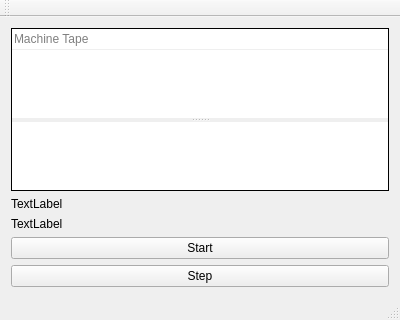
This is TuringMachine/mainwindow.ui in RicardoBusta/teoria-computacao-ufc as Qt 5 draws it before an edit. The edited form follows.
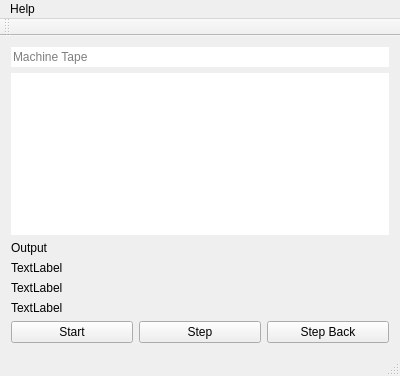
This is the edited form.

What changed in the file:
```diff
--- a/TuringMachine/mainwindow.ui
+++ b/TuringMachine/mainwindow.ui
@@ -7,7 +7,7 @@
     <x>0</x>
     <y>0</y>
     <width>400</width>
-    <height>300</height>
+    <height>376</height>
    </rect>
   </property>
   <property name="windowTitle">
@@ -16,27 +16,6 @@
   <widget class="QWidget" name="centralWidget">
    <layout class="QVBoxLayout" name="verticalLayout">
     <item>
-     <widget class="QFrame" name="machine_programming">
-      <property name="autoFillBackground">
-       <bool>true</bool>
-      </property>
-      <property name="styleSheet">
-       <string notr="true"/>
-      </property>
-      <property name="frameShape">
-       <enum>QFrame::Box</enum>
-      </property>
-      <property name="frameShadow">
-       <enum>QFrame::Plain</enum>
-      </property>
-      <layout class="QVBoxLayout" name="verticalLayout_2" stretch="0,0">
-       <property name="spacing">
-        <number>1</number>
-       </property>
-       <property name="margin">
-        <number>0</number>
-       </property>
-       <item>
         <widget class="QLineEdit" name="machine_tape">
          <property name="frame">
           <bool>false</bool>
@@ -47,27 +26,11 @@
         </widget>
        </item>
        <item>
-        <widget class="QSplitter" name="splitter">
-         <property name="frameShape">
-          <enum>QFrame::NoFrame</enum>
-         </property>
-         <property name="orientation">
-          <enum>Qt::Vertical</enum>
-         </property>
-         <property name="opaqueResize">
-          <bool>true</bool>
-         </property>
-         <property name="handleWidth">
-          <number>4</number>
-         </property>
-         <property name="childrenCollapsible">
-          <bool>false</bool>
-         </property>
          <widget class="QTextEdit" name="machine_input">
           <property name="sizePolicy">
            <sizepolicy hsizetype="Expanding" vsizetype="Expanding">
             <horstretch>0</horstretch>
-            <verstretch>2</verstretch>
+        <verstretch>10</verstretch>
            </sizepolicy>
           </property>
           <property name="autoFillBackground">
@@ -95,46 +58,29 @@
            <string>&lt;!DOCTYPE HTML PUBLIC &quot;-//W3C//DTD HTML 4.0//EN&quot; &quot;http://www.w3.org/TR/REC-html40/strict.dtd&quot;&gt;
 &lt;html&gt;&lt;head&gt;&lt;meta name=&quot;qrichtext&quot; content=&quot;1&quot; /&gt;&lt;style type=&quot;text/css&quot;&gt;
 p, li { white-space: pre-wrap; }
-&lt;/style&gt;&lt;/head&gt;&lt;body style=&quot; font-family:'Ubuntu'; font-size:11pt; font-weight:400; font-style:normal;&quot;&gt;
-&lt;p style=&quot;-qt-paragraph-type:empty; margin-top:0px; margin-bottom:0px; margin-left:0px; margin-right:0px; -qt-block-indent:0; text-indent:0px; font-family:'MS Shell Dlg 2'; font-size:8pt;&quot;&gt;&lt;br /&gt;&lt;/p&gt;&lt;/body&gt;&lt;/html&gt;</string>
-          </property>
-         </widget>
-         <widget class="QTextEdit" name="machine_debug">
-          <property name="sizePolicy">
-           <sizepolicy hsizetype="Expanding" vsizetype="Expanding">
-            <horstretch>0</horstretch>
-            <verstretch>1</verstretch>
-           </sizepolicy>
-          </property>
-          <property name="autoFillBackground">
-           <bool>true</bool>
-          </property>
-          <property name="frameShape">
-           <enum>QFrame::NoFrame</enum>
-          </property>
-          <property name="frameShadow">
-           <enum>QFrame::Plain</enum>
-          </property>
-          <property name="lineWidth">
-           <number>0</number>
-          </property>
-          <property name="verticalScrollBarPolicy">
-           <enum>Qt::ScrollBarAsNeeded</enum>
-          </property>
-          <property name="readOnly">
-           <bool>true</bool>
-          </property>
-          <property name="html">
-           <string>&lt;!DOCTYPE HTML PUBLIC &quot;-//W3C//DTD HTML 4.0//EN&quot; &quot;http://www.w3.org/TR/REC-html40/strict.dtd&quot;&gt;
-&lt;html&gt;&lt;head&gt;&lt;meta name=&quot;qrichtext&quot; content=&quot;1&quot; /&gt;&lt;style type=&quot;text/css&quot;&gt;
-p, li { white-space: pre-wrap; }
-&lt;/style&gt;&lt;/head&gt;&lt;body style=&quot; font-family:'Ubuntu'; font-size:11pt; font-weight:400; font-style:normal;&quot;&gt;
-&lt;p style=&quot;-qt-paragraph-type:empty; margin-top:0px; margin-bottom:0px; margin-left:0px; margin-right:0px; -qt-block-indent:0; text-indent:0px; font-family:'MS Shell Dlg 2'; font-size:8pt;&quot;&gt;&lt;br /&gt;&lt;/p&gt;&lt;/body&gt;&lt;/html&gt;</string>
-          </property>
-         </widget>
-        </widget>
-       </item>
-      </layout>
+&lt;/style&gt;&lt;/head&gt;&lt;body style=&quot; font-family:'MS Shell Dlg 2'; font-size:8.25pt; font-weight:400; font-style:normal;&quot;&gt;
+&lt;p style=&quot;-qt-paragraph-type:empty; margin-top:0px; margin-bottom:0px; margin-left:0px; margin-right:0px; -qt-block-indent:0; text-indent:0px; font-size:8pt;&quot;&gt;&lt;br /&gt;&lt;/p&gt;&lt;/body&gt;&lt;/html&gt;</string>
+      </property>
+     </widget>
+    </item>
+    <item>
+     <widget class="QLabel" name="machine_debug">
+      <property name="cursor">
+       <cursorShape>IBeamCursor</cursorShape>
+      </property>
+      <property name="text">
+       <string>Output</string>
+      </property>
+      <property name="textInteractionFlags">
+       <set>Qt::LinksAccessibleByMouse|Qt::TextSelectableByKeyboard|Qt::TextSelectableByMouse</set>
+      </property>
+     </widget>
+    </item>
+    <item>
+     <widget class="QLabel" name="label_current_step">
+      <property name="text">
+       <string>TextLabel</string>
+      </property>
      </widget>
     </item>
     <item>
@@ -151,6 +97,8 @@
       </property>
      </widget>
     </item>
+    <item>
+     <layout class="QHBoxLayout" name="horizontalLayout">
     <item>
      <widget class="QPushButton" name="machine_start">
       <property name="text">
@@ -165,6 +113,15 @@
       </property>
      </widget>
     </item>
+      <item>
+       <widget class="QPushButton" name="machine_step_back">
+        <property name="text">
+         <string>Step Back</string>
+        </property>
+       </widget>
+      </item>
+     </layout>
+    </item>
    </layout>
   </widget>
   <widget class="QMenuBar" name="menuBar">
@@ -173,9 +130,16 @@
      <x>0</x>
      <y>0</y>
      <width>400</width>
-     <height>25</height>
+     <height>21</height>
     </rect>
    </property>
+   <widget class="QMenu" name="menuHelp">
+    <property name="title">
+     <string>Help</string>
+    </property>
+    <addaction name="actionAbout"/>
+   </widget>
+   <addaction name="menuHelp"/>
   </widget>
   <widget class="QToolBar" name="mainToolBar">
    <attribute name="toolBarArea">
```
Left out of the diff: 9 changed lines with no effect on the pictures. Lines whose indentation alone changed are shown as unchanged.
